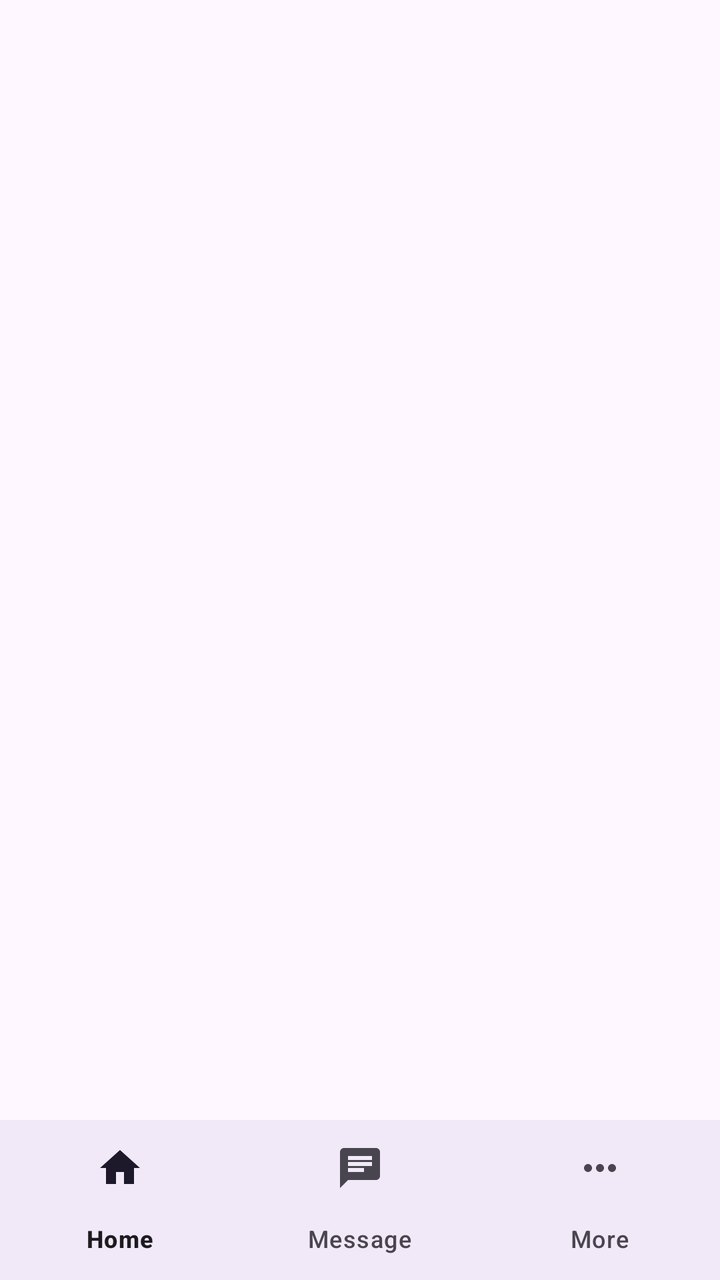
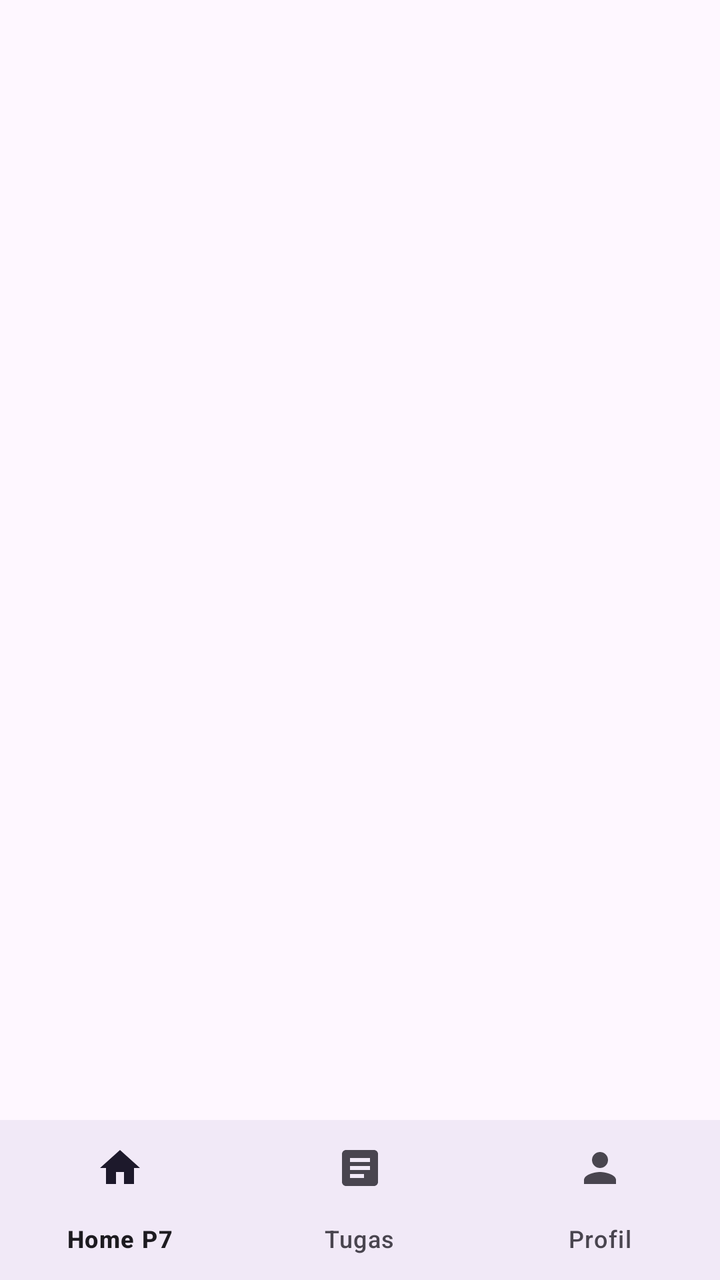

Two renders of the same Android screen: before a commit and after it. Below are the layout's source before the change and the commit's diff.
<!-- AndroidManifest.xml: application theme Theme.LadyMobile -->
<!-- res/layout/activity_pertemuan7.xml -->
<?xml version="1.0" encoding="utf-8"?>
<RelativeLayout xmlns:android="http://schemas.android.com/apk/res/android"
    xmlns:app="http://schemas.android.com/apk/res-auto"
    xmlns:tools="http://schemas.android.com/tools"
    android:id="@+id/main"
    android:layout_width="match_parent"
    android:layout_height="match_parent"
    tools:context=".pertemuan_7.Pertemuan7Activity">

    <FrameLayout
        android:id="@+id/fragment_container"
        android:layout_width="match_parent"
        android:layout_height="match_parent"
        android:layout_above="@id/bottom_nav_view" />

    <com.google.android.material.bottomnavigation.BottomNavigationView
        android:id="@+id/bottom_nav_view"
        android:layout_width="match_parent"
        android:layout_height="wrap_content"
        android:layout_alignParentBottom="true"
        android:background="?android:attr/windowBackground"
        app:menu="@menu/bottom_nav_menu" />

</RelativeLayout>
<!-- resources referenced by this layout -->
<resources>
  <style name="Theme.LadyMobile" parent="Base.Theme.LadyMobile" />
  <style name="Base.Theme.LadyMobile" parent="Theme.Material3.DayNight.NoActionBar">
          
          
      </style>
</resources>

<!-- the commit's change to res/layout/activity_pertemuan7.xml (unified diff, before → after) -->
@@ -19,6 +19,6 @@
         android:layout_height="wrap_content"
         android:layout_alignParentBottom="true"
         android:background="?android:attr/windowBackground"
-        app:menu="@menu/bottom_nav_menu" />
+        app:menu="@menu/menu_pertemuan7" />
 
 </RelativeLayout>
